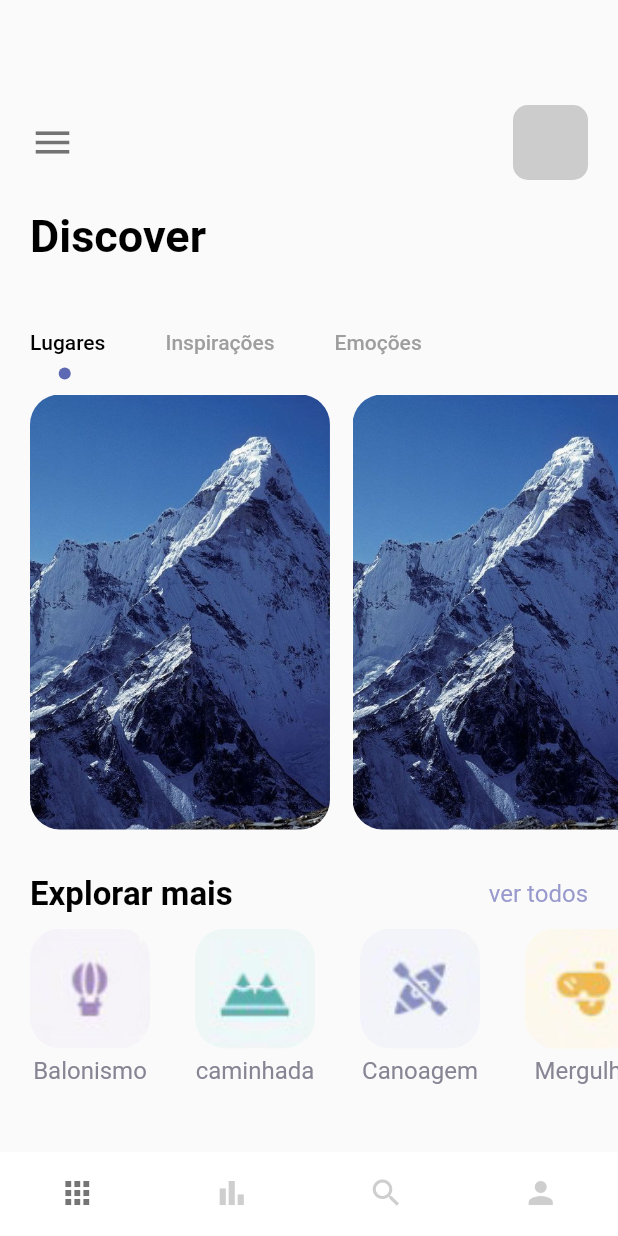
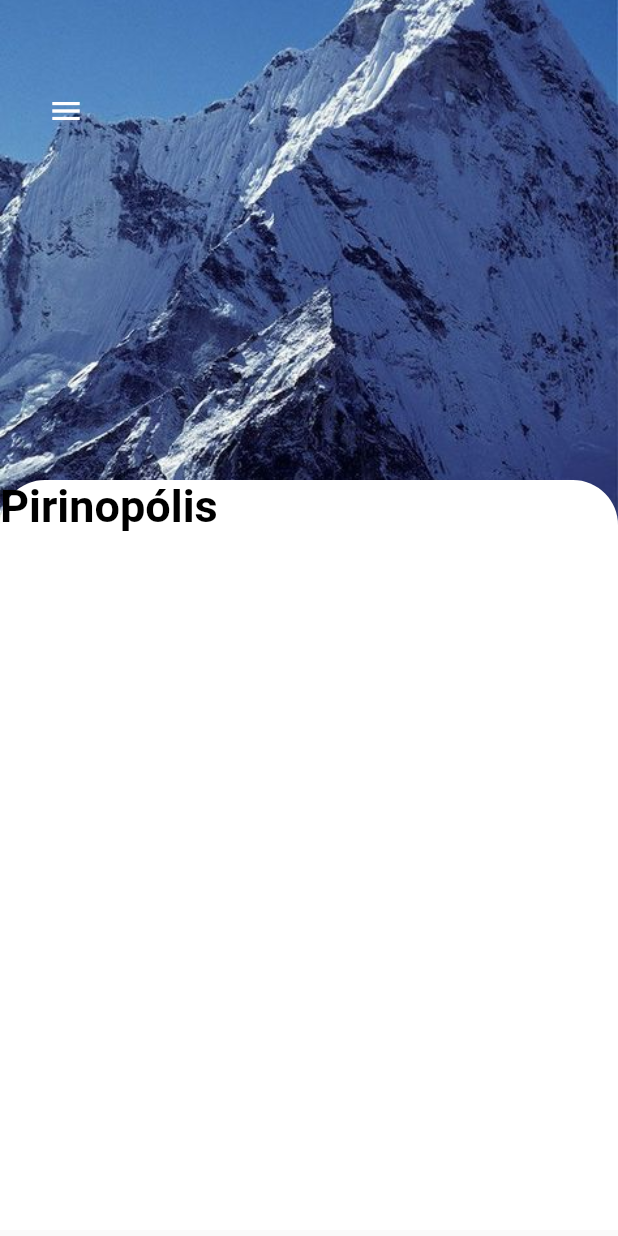
Before and after one commit to emilson-silva/flutter_cubit, a Flutter app: the screen it shows after launch, on a phone screen of 412 x 824 dp. Run offline on Flutter 3.47's test engine with Material 2 defaults, Android fonts, the light colour scheme and no system bars.

Commit message:
Ajustes e crição da pge detail page

```diff
--- a/lib/main.dart
+++ b/lib/main.dart
@@ -1,4 +1,5 @@
 import 'package:flutter/material.dart';
+import 'package:flutter_cubit/pages/detail_page.dart';
 import 'package:flutter_cubit/pages/navpages/main_page.dart';
 import 'package:flutter_cubit/pages/welcome_page.dart';
 
@@ -18,7 +19,7 @@ class MyApp extends StatelessWidget {
       theme: ThemeData(
         primarySwatch: Colors.blue,
       ),
-      home: MainPage(),
+      home: DetailPage(),
     );
   }
 }
--- /dev/null
+++ b/lib/pages/detail_page.dart
@@ -0,0 +1,75 @@
+import 'package:flutter/material.dart';
+import 'package:flutter_cubit/widgets/app_large_text.dart';
+
+class DetailPage extends StatefulWidget {
+  const DetailPage({Key? key}) : super(key: key);
+
+  @override
+  _DetailPageState createState() => _DetailPageState();
+}
+
+class _DetailPageState extends State<DetailPage> {
+  @override
+  Widget build(BuildContext context) {
+    return Scaffold(
+      body: Container(
+        width: double.maxFinite,
+        height: double.maxFinite,
+        child: Stack(
+          children: [
+            Positioned(
+              left: 0,
+              right: 0,
+              child: Container(
+                width: double.maxFinite,
+                height: 350,
+                decoration: const BoxDecoration(
+                  image: DecorationImage(
+                    image: AssetImage("img/mountain.jpeg"),
+                    fit: BoxFit.cover,
+                  ),
+                ),
+              ),
+            ),
+            Positioned(
+              left: 20,
+              top: 50,
+              child: Row(
+                children: [
+                  IconButton(
+                    onPressed: () {},
+                    icon: const Icon(Icons.menu),
+                    color: Colors.white,
+                  ),
+                ],
+              ),
+            ),
+            Positioned(
+              top: 320,
+              child: Container(
+                width: MediaQuery.of(context).size.width,
+                height: 500,
+                decoration: const BoxDecoration(
+                  color: Colors.white,
+                  borderRadius: BorderRadius.only(
+                    topLeft: Radius.circular(30),
+                    topRight: Radius.circular(30),
+                  ),
+                ),
+                child: Column(
+                  children: [
+                    Row(
+                      children: [
+                        AppLargeText(text: "Pirinopólis"),
+                      ],
+                    ),
+                  ],
+                ),
+              ),
+            ),
+          ],
+        ),
+      ),
+    );
+  }
+}
--- a/lib/pages/navpages/home_page.dart
+++ b/lib/pages/home_page.dart
@@ -50,7 +50,7 @@ class _HomePageState extends State<HomePage> with TickerProviderStateMixin {
             //discover text
             Container(
               margin: const EdgeInsets.only(left: 20),
-              child: AppLargeTerxt(text: 'Discover'),
+              child: AppLargeText(text: 'Discover'),
             ),
             const SizedBox(height: 30),
             //tabbar
@@ -113,7 +113,7 @@ class _HomePageState extends State<HomePage> with TickerProviderStateMixin {
               child: Row(
                 mainAxisAlignment: MainAxisAlignment.spaceBetween,
                 children: [
-                  AppLargeTerxt(
+                  AppLargeText(
                     text: "Explorar mais",
                     size: 22,
                   ),
--- a/lib/pages/navpages/main_page.dart
+++ b/lib/pages/navpages/main_page.dart
@@ -1,6 +1,6 @@
 import 'package:flutter/material.dart';
 import 'package:flutter_cubit/pages/navpages/bar_item_page.dart';
-import 'package:flutter_cubit/pages/navpages/home_page.dart';
+import 'package:flutter_cubit/pages/home_page.dart';
 import 'package:flutter_cubit/pages/navpages/my_page.dart';
 import 'package:flutter_cubit/pages/navpages/search_page.dart';
 
--- a/lib/pages/welcome_page.dart
+++ b/lib/pages/welcome_page.dart
@@ -41,7 +41,7 @@ class _WelcomePageState extends State<WelcomePage> {
                     Column(
                       crossAxisAlignment: CrossAxisAlignment.start,
                       children: [
-                        AppLargeTerxt(text: "Tourist"),
+                        AppLargeText(text: "Tourist"),
                         AppText(text: 'Cities', size: 30),
                         SizedBox(
                           height: 20,
--- a/lib/widgets/app_large_text.dart
+++ b/lib/widgets/app_large_text.dart
@@ -1,11 +1,11 @@
 import 'package:flutter/material.dart';
 
-class AppLargeTerxt extends StatelessWidget {
+class AppLargeText extends StatelessWidget {
   double size;
   final String text;
   final Color color;
 
-  AppLargeTerxt({
+  AppLargeText({
     Key? key,
      this.size = 30,
     required this.text,
```
